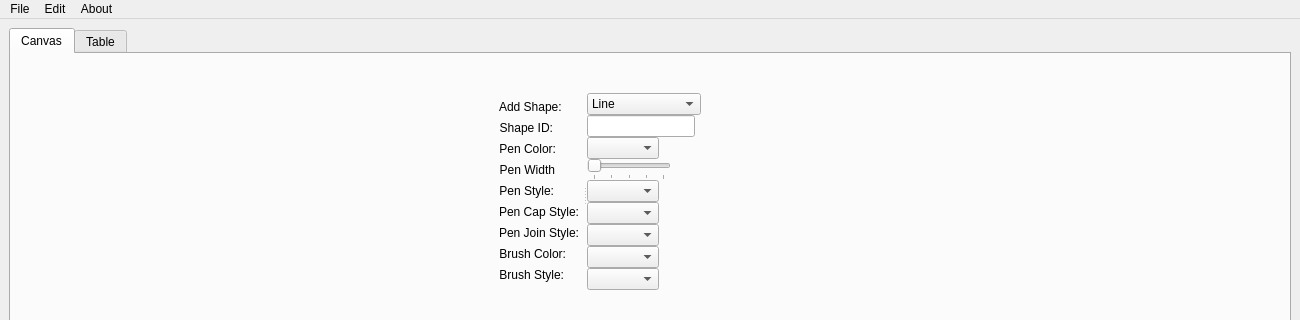
First picture: the form in -include-dad-/CoolCats/maininterface.ui, repository 25wes25/include-dad-, before the edit; both pictures show x 0 to 1300 and y 0 to 320 of the 1300 by 700 pixel window.
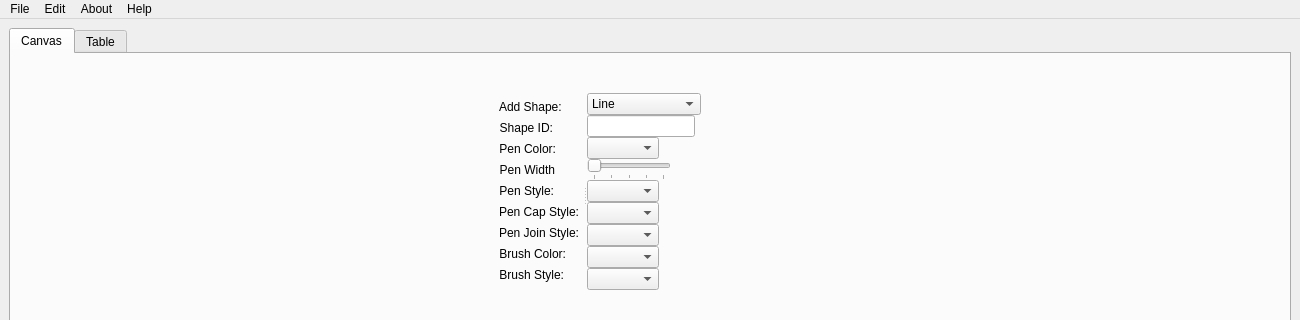
Second picture: the form after the edit.

The edit to the form file:
```diff
--- a/-include-dad-/CoolCats/maininterface.ui
+++ b/-include-dad-/CoolCats/maininterface.ui
@@ -594,7 +594,7 @@
      <x>0</x>
      <y>0</y>
      <width>1300</width>
-     <height>21</height>
+     <height>20</height>
     </rect>
    </property>
    <widget class="QMenu" name="menuFile">
@@ -621,9 +621,16 @@
     <addaction name="actionTestimonials"/>
     <addaction name="actionContact_Us"/>
    </widget>
+   <widget class="QMenu" name="menuHelp">
+    <property name="title">
+     <string>Help</string>
+    </property>
+    <addaction name="actionHelp"/>
+   </widget>
    <addaction name="menuFile"/>
    <addaction name="menuEdit"/>
    <addaction name="menuAbout"/>
+   <addaction name="menuHelp"/>
   </widget>
   <widget class="QStatusBar" name="statusbar"/>
   <action name="actionMaintenance_Notes">
```
Left out of the diff: 33 changed lines with no effect on the pictures.
